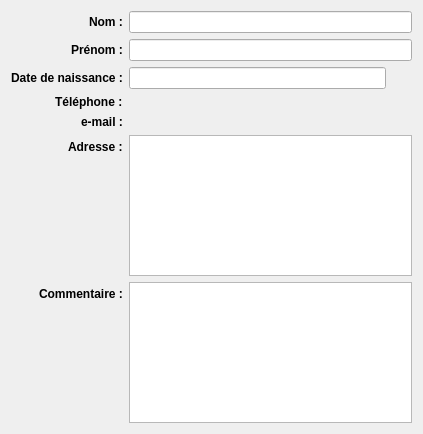
Qt form sources/Client/ClientForm.ui (aurelien35/loteliQt) before a commit.
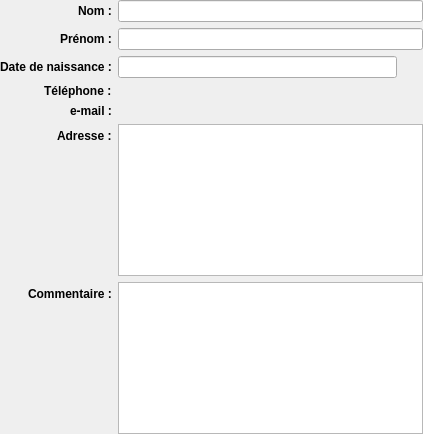
The same form after that commit. Icons and pictures are not drawn.

```diff
--- a/sources/Client/ClientForm.ui
+++ b/sources/Client/ClientForm.ui
@@ -17,6 +17,9 @@
    <property name="labelAlignment">
     <set>Qt::AlignRight|Qt::AlignTrailing|Qt::AlignVCenter</set>
    </property>
+   <property name="margin">
+    <number>0</number>
+   </property>
    <item row="0" column="0">
     <widget class="QLabel" name="label">
      <property name="font">
```
